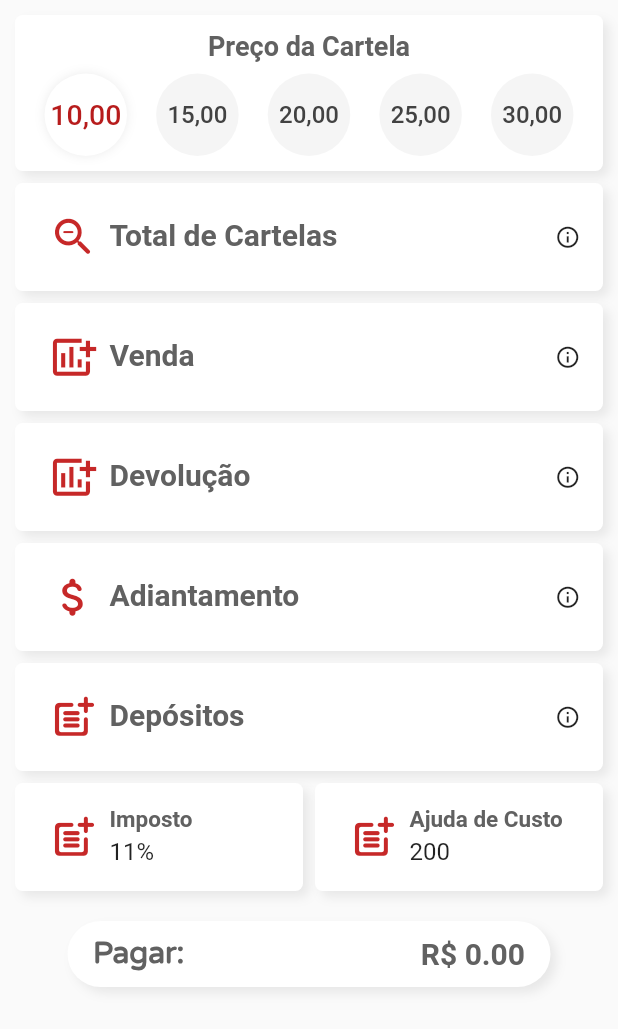
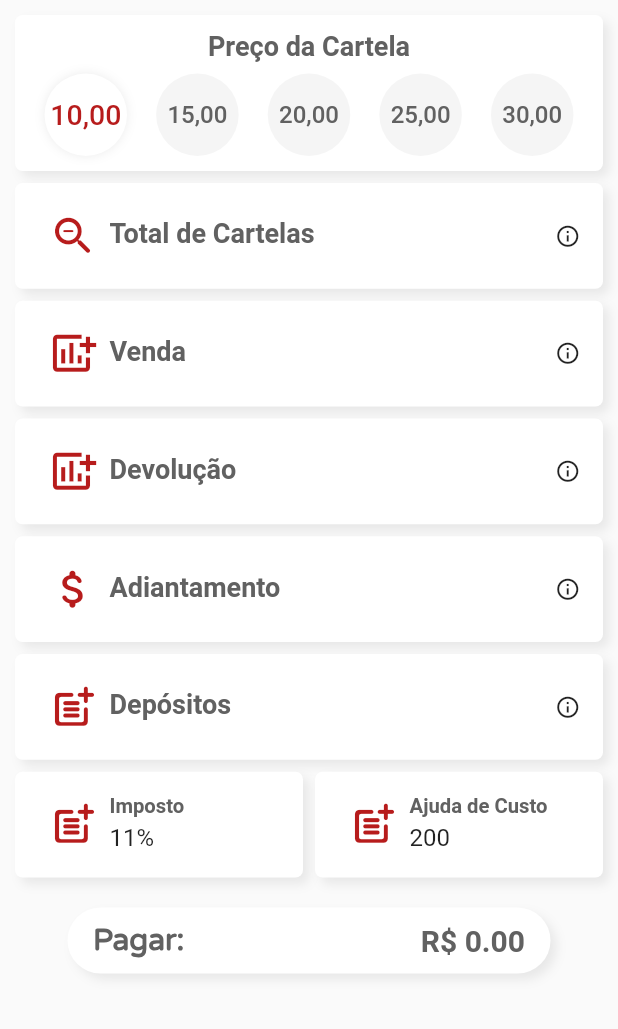
Before and after one commit to JoaoPaulo-Macedo/sales_accounting_app, a Flutter app: the screen it shows after launch, on a phone screen of 412 x 824 dp. Shown: the top 1029 px of the screen. Run offline on Flutter 3.47's test engine with Material 2 defaults, Android fonts, the phone set to English and light mode, and no system bars.

Commit message:
Refactored and ADD dark theme

```diff
--- a/lib/app_decoration.dart
+++ b/lib/app_decoration.dart
@@ -49,5 +49,7 @@ class AppColors {
 
   factory AppColors.of(BuildContext context) => AppColors._(context);
 
+  Color get greyColor => Colors.grey[700];
+  Color get disabledColor => Colors.grey[100];
   Color get secondaryColor => Colors.red[900];
 }
--- a/lib/main.dart
+++ b/lib/main.dart
@@ -14,7 +14,11 @@ class MyApp extends StatelessWidget {
   Widget build(BuildContext context) {
     return MaterialApp(
       title: 'Flutter Demo',
-      theme: ThemeData(primaryColor: Colors.grey),
+      theme: ThemeData(brightness: Brightness.light, primaryColor: Colors.grey),
+      darkTheme: ThemeData(
+          brightness: Brightness.dark,
+          primaryColor: Colors.amber,
+          scaffoldBackgroundColor: Colors.black),
       home: MyHomePage(title: 'ACERTO DE VENDAS'),
       debugShowCheckedModeBanner: false,
     );
@@ -36,8 +40,12 @@ class _MyHomePageState extends State<MyHomePage> {
   final FocusNode missingFocus = FocusNode();
   final FocusNode moneyFocus = FocusNode();
   final FocusNode depositFocus = FocusNode();
+  final double spacing = 8;
   final double fontSize = 18;
-  final double spacing = 8;
+  final double iconSize = 33;
+
+  AppColors get appColors => AppColors.of(context);
+  AppDecoration get appDecorations => AppDecoration.of(context);
 
   double debt = 0;
   Selected selected = Selected.ten;
@@ -60,12 +68,8 @@ class _MyHomePageState extends State<MyHomePage> {
 
   @override
   Widget build(BuildContext context) {
-    final appColor = AppColors.of(context);
-
     return GestureDetector(
       onTap: () => FocusScope.of(context).requestFocus(FocusNode()),
-      child: AnnotatedRegion<SystemUiOverlayStyle>(
-        value: SystemUiOverlayStyle(statusBarColor: appColor.secondaryColor),
       child: Scaffold(
         body: SafeArea(
           child: SingleChildScrollView(
@@ -92,7 +96,7 @@ class _MyHomePageState extends State<MyHomePage> {
                     controller: soldController,
                     focus: saleFocus,
                     cardInfo: AppCardInfo(
-                        text: 'Informe o total de cartelas vendidas.',
+                      text: 'Informe o total de cartelas vendidas.'
                     ),
                   ),
                   SizedBox(height: spacing),
@@ -180,22 +184,18 @@ class _MyHomePageState extends State<MyHomePage> {
           ),
         ),
       ),
-      ),
     );
   }
 
   Widget _textFieldCard({
     @required String title,
     @required TextEditingController controller,
-    bool readOnly = false,
+    @required FocusNode focus,
+    bool readOnly = false, //remove
     bool formatAsMoney = false,
-    double fontSize = 20,
-    double iconSize = 33,
-    Widget prefixWidget,
     IconData prefixIcon,
-    FocusNode focus,
-    AppCardInfo cardInfo,
-    var function,
+    AppCardInfo cardInfo, //remove
+    var function, //remove
   }) {
     return GestureDetector(
       child: Container(
@@ -217,12 +217,12 @@ class _MyHomePageState extends State<MyHomePage> {
                     labelText: title,
                     labelStyle: TextStyle(
                       fontSize: fontSize,
-                      color: Colors.grey[700],
+                      color: appColors.greyColor,
                       fontWeight: FontWeight.bold,
                     ),
                     prefixIcon: Icon(
                       prefixIcon,
-                      color: Colors.red[800],
+                      color: appColors.secondaryColor,
                       size: iconSize,
                     ),
                   ),
@@ -247,14 +247,12 @@ class _MyHomePageState extends State<MyHomePage> {
   }
 
   Widget _priceCard(String title) {
-    final decoration = AppDecoration.of(context);
-
     Widget _price(int price, Selected selection) {
       return Container(
         decoration: BoxDecoration(
-          color: selection == selected ? Colors.white : Colors.grey[100],
+          color: selection == selected ? Colors.white : appColors.disabledColor,
           borderRadius: BorderRadius.circular(100),
-          boxShadow: selection == selected ? decoration.priceShadow : null,
+          boxShadow: selection == selected ? appDecorations.priceShadow : null,
         ),
         child: ClipRRect(
           borderRadius: BorderRadius.circular(100),
@@ -268,8 +266,9 @@ class _MyHomePageState extends State<MyHomePage> {
               '${price.toString()},00',
               style: TextStyle(
                 fontSize: selection == selected ? 19 : 16,
-                color:
-                    selection == selected ? Colors.red[900] : Colors.grey[800],
+                color: selection == selected
+                    ? appColors.secondaryColor
+                    : appColors.greyColor,
               ),
             ),
             onPressed: () {
@@ -286,7 +285,7 @@ class _MyHomePageState extends State<MyHomePage> {
     }
 
     return Container(
-      decoration: decoration.appPriceBoxDecoration,
+      decoration: appDecorations.appPriceBoxDecoration,
       child: Padding(
         padding: const EdgeInsets.all(10),
         child: Column(
@@ -296,7 +295,7 @@ class _MyHomePageState extends State<MyHomePage> {
               title,
               style: TextStyle(
                 fontSize: fontSize,
-                color: Colors.grey[700],
+                color: appColors.greyColor,
                 fontWeight: FontWeight.bold,
               ),
             ),
@@ -318,14 +317,13 @@ class _MyHomePageState extends State<MyHomePage> {
   }
 
   Widget debtField(double debt) {
-    final decoration = AppDecoration.of(context);
     String text = debt >= 0 ? 'Pagar:' : 'Receber:';
     //if (debt < 0) debt = debt.abs();
 
     return Container(
       margin: EdgeInsets.fromLTRB(35, 20, 35, 0),
       padding: EdgeInsets.fromLTRB(17, 10, 17, 10),
-      decoration: decoration.appDebtBoxDecoration,
+      decoration: appDecorations.appDebtBoxDecoration,
       child: Row(
         mainAxisAlignment: MainAxisAlignment.spaceBetween,
         children: [
@@ -333,7 +331,7 @@ class _MyHomePageState extends State<MyHomePage> {
             text,
             style: TextStyle(
               fontSize: 20,
-              color: Colors.grey[700],
+              color: appColors.greyColor,
               fontWeight: FontWeight.bold,
               fontFamily: 'VarelaRound',
             ),
@@ -342,7 +340,7 @@ class _MyHomePageState extends State<MyHomePage> {
             'R\$ ${debt.toStringAsFixed(2)}',
             style: TextStyle(
               fontSize: 20,
-              color: Colors.grey[700],
+              color: appColors.greyColor,
               fontWeight: FontWeight.bold,
             ),
           ),
@@ -351,7 +349,7 @@ class _MyHomePageState extends State<MyHomePage> {
     );
   }
 
-  Widget AppButton(String title) {
+  Widget _appButton(String title) {
     return ElevatedButton(
       child: Text(
         title,
@@ -361,7 +359,7 @@ class _MyHomePageState extends State<MyHomePage> {
         ),
       ),
       style: ElevatedButton.styleFrom(
-        primary: Colors.red[900],
+        primary: appColors.secondaryColor,
         minimumSize: Size(MediaQuery.of(context).size.width - 40, 50),
         elevation: 7,
         shape: RoundedRectangleBorder(
```
Lines whose indentation alone changed are shown as unchanged.
